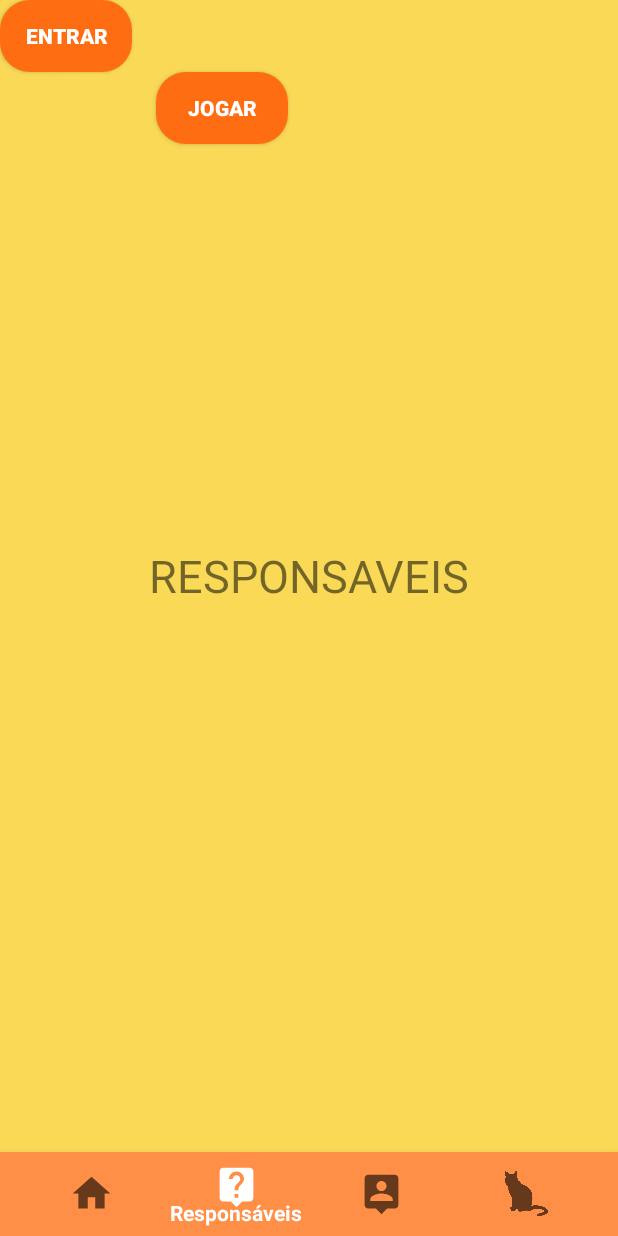
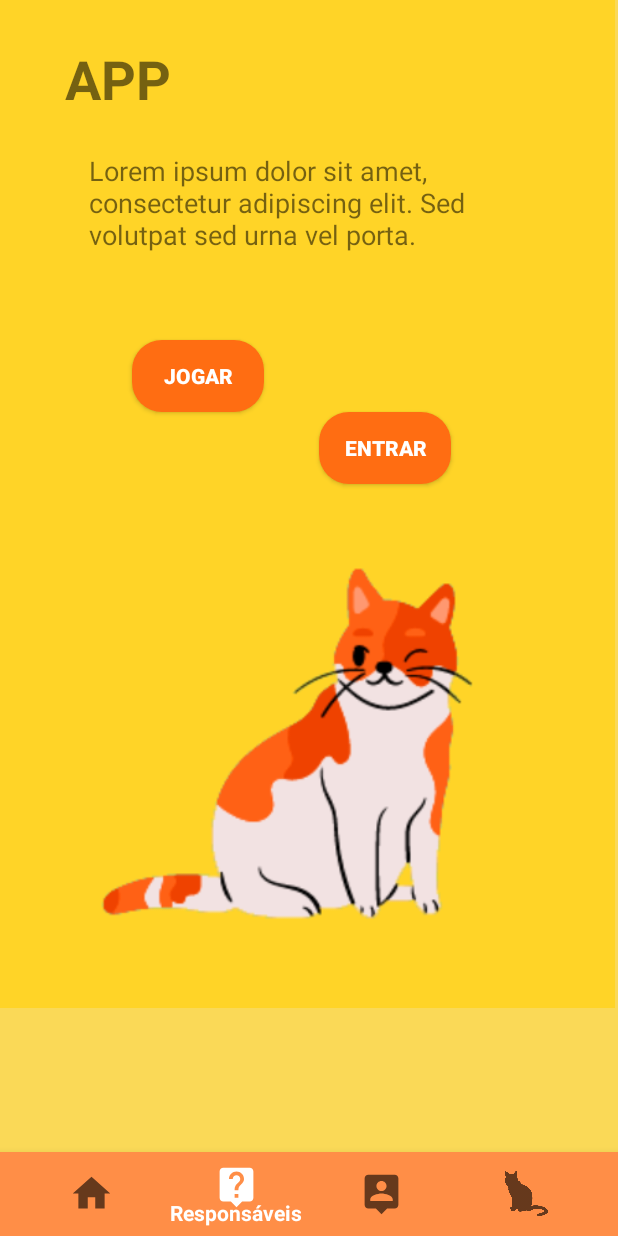
Before and after one commit to blackkseaw/SA_Android, an Android app: the screen it shows after launch (MainActivity), item 2 of the bottom bar chosen, on a phone screen of 412 x 824 dp. Run offline under Robolectric (Android 15) with nearby library versions, the phone set to English and light mode, and no system bars.

```diff
--- a/app/build.gradle
+++ b/app/build.gradle
@@ -34,22 +34,20 @@ dependencies {
 
     implementation platform('com.google.firebase:firebase-bom:28.4.2')
 
+    implementation 'androidx.appcompat:appcompat:1.0.2'
     implementation 'androidx.constraintlayout:constraintlayout:1.1.3'
-    implementation "androidx.constraintlayout:constraintlayout:2.0.0-beta4"
-    implementation "androidx.constraintlayout:constraintlayout:2.0.0-beta1"
+    testImplementation 'junit:junit:4.12'
+    androidTestImplementation 'androidx.test.ext:junit:1.1.1'
+    androidTestImplementation 'androidx.test.espresso:espresso-core:3.2.0'
     implementation 'androidx.multidex:multidex:2.0.1'
     implementation 'com.google.firebase:firebase-auth'
     implementation 'com.google.firebase:firebase-firestore'
-    implementation 'androidx.appcompat:appcompat:1.3.1'
-    implementation "androidx.constraintlayout:constraintlayout:2.1.1"
+    implementation 'com.google.android.material:material:1.4.0'
+    implementation 'androidx.navigation:navigation-fragment:2.3.5'
+    implementation 'androidx.navigation:navigation-ui:2.3.5'
+    implementation 'androidx.appcompat:appcompat:1.0.2'
     implementation 'androidx.annotation:annotation:1.2.0'
     implementation 'androidx.lifecycle:lifecycle-extensions:2.2.0'
     implementation 'androidx.legacy:legacy-support-v4:1.0.0'
-    testImplementation 'junit:junit:4.12'
-    implementation 'com.google.android.material:material:1.1.0'
-    androidTestImplementation 'androidx.test.ext:junit:1.1.3'
-    androidTestImplementation 'androidx.test.espresso:espresso-core:3.4.0'
-    implementation 'com.google.android.material:material:1.4.0'
-    implementation 'androidx.navigation:navigation-fragment:2.3.5'
-    implementation 'androidx.navigation:navigation-ui:2.3.5'
+
 }
--- a/app/src/main/res/layout/activity_main.xml
+++ b/app/src/main/res/layout/activity_main.xml
@@ -1,5 +1,5 @@
 <?xml version="1.0" encoding="utf-8"?>
-<RelativeLayout xmlns:android="http://schemas.android.com/apk/res/android"
+<androidx.constraintlayout.widget.ConstraintLayout xmlns:android="http://schemas.android.com/apk/res/android"
     xmlns:app="http://schemas.android.com/apk/res-auto"
     xmlns:tools="http://schemas.android.com/tools"
     android:layout_width="match_parent"
@@ -7,97 +7,14 @@
     android:background="#FFD427"
     tools:context=".MainActivity">
 
+
+
+
     <FrameLayout
         android:id="@+id/fragment_container"
         android:layout_width="match_parent"
         android:layout_height="match_parent"
         android:layout_above="@id/bottomNav">
-    <TextView
-        android:id="@+id/text"
-        android:layout_width="wrap_content"
-        android:layout_height="75dp"
-        android:layout_above="@+id/textView2"
-        android:layout_alignParentTop="true"
-        android:layout_alignParentEnd="true"
-        android:layout_marginTop="55dp"
-        android:layout_marginEnd="254dp"
-        android:layout_marginBottom="30dp"
-        android:text="APP"
-        android:textSize="36sp"
-        android:textStyle="bold"
-        app:layout_constraintEnd_toEndOf="parent"
-        app:layout_constraintHorizontal_bias="0.094"
-        app:layout_constraintStart_toStartOf="parent"
-        app:layout_constraintTop_toTopOf="parent" />
-
-    <TextView
-        android:id="@+id/textView2"
-        android:layout_width="311dp"
-        android:layout_height="77dp"
-        android:layout_above="@+id/buttongame"
-        android:layout_alignParentEnd="true"
-        android:layout_marginTop="20dp"
-        android:layout_marginEnd="39dp"
-        android:layout_marginBottom="-23dp"
-        android:text="Lorem ipsum dolor sit amet, consectetur adipiscing elit. Sed volutpat sed urna vel porta. "
-        android:textSize="18sp"
-        app:layout_constraintEnd_toEndOf="parent"
-        app:layout_constraintHorizontal_bias="0.43"
-        app:layout_constraintStart_toStartOf="parent"
-        app:layout_constraintTop_toBottomOf="@+id/text" />
-
-    <Button
-        android:id="@+id/buttongame"
-        android:layout_width="wrap_content"
-        android:layout_height="wrap_content"
-        android:layout_above="@+id/imageView2"
-        android:layout_marginStart="104dp"
-        android:layout_marginTop="48dp"
-        android:layout_marginBottom="38dp"
-        android:background="@drawable/orangebutton"
-        android:onClick="main2"
-        android:text="Jogar"
-        android:textColor="@android:color/white"
-        android:textSize="14sp"
-        android:textStyle="bold"
-        app:layout_constraintStart_toStartOf="parent"
-        app:layout_constraintTop_toBottomOf="@+id/textView2" />
-
-    <Button
-        android:id="@+id/buttonlogin"
-        android:layout_width="wrap_content"
-        android:layout_height="wrap_content"
-        android:layout_above="@+id/imageView2"
-        android:layout_alignParentEnd="true"
-        android:layout_marginEnd="109dp"
-        android:layout_marginBottom="18dp"
-        android:background="@drawable/orangebutton"
-        android:onClick="main3"
-        android:text="Entrar"
-        android:textColor="@android:color/white"
-        android:textSize="14sp"
-        android:textStyle="bold"
-        app:layout_constraintEnd_toEndOf="parent"
-        app:layout_constraintHorizontal_bias="0.305"
-        app:layout_constraintStart_toEndOf="@+id/buttongame"
-        app:layout_constraintTop_toBottomOf="@+id/buttongame" />
-
-    <ImageView
-        android:id="@+id/imageView2"
-        android:layout_width="270dp"
-        android:layout_height="245dp"
-        android:layout_above="@+id/bottomNav"
-        android:layout_alignParentStart="true"
-        android:layout_alignParentEnd="true"
-        android:layout_marginStart="58dp"
-        android:layout_marginTop="48dp"
-        android:layout_marginEnd="83dp"
-        android:layout_marginBottom="23dp"
-        app:layout_constraintEnd_toEndOf="parent"
-        app:layout_constraintHorizontal_bias="0.496"
-        app:layout_constraintStart_toStartOf="parent"
-        app:layout_constraintTop_toBottomOf="@+id/buttonlogin"
-        app:srcCompat="@drawable/sam" />
     </FrameLayout>
 
     <com.google.android.material.bottomnavigation.BottomNavigationView
@@ -113,4 +30,11 @@
         app:itemIconSize="30dp"
         app:layout_constraintBottom_toBottomOf="parent"
         app:menu="@menu/navigation" />
-</RelativeLayout>
+
+    <include
+        layout="@layout/index"
+        android:layout_width="410dp"
+        android:layout_height="672dp"
+        tools:layout_editor_absoluteX="1dp"
+        tools:layout_editor_absoluteY="0dp" />
+</androidx.constraintlayout.widget.ConstraintLayout>
--- a/app/src/main/res/layout/activity_main2.xml
+++ b/app/src/main/res/layout/activity_main2.xml
@@ -35,7 +35,7 @@
 
         <androidx.appcompat.widget.Toolbar
             android:id="@+id/myToolbar"
-            android:layout_width="77dp"
+            android:layout_width="353dp"
             android:layout_height="42dp"
             android:layout_marginStart="1dp"
             android:layout_marginTop="8dp"
--- /dev/null
+++ b/app/src/main/res/layout/index.xml
@@ -0,0 +1,92 @@
+<?xml version="1.0" encoding="utf-8"?>
+<androidx.constraintlayout.widget.ConstraintLayout
+    xmlns:android="http://schemas.android.com/apk/res/android"
+    xmlns:app="http://schemas.android.com/apk/res-auto"
+    xmlns:tools="http://schemas.android.com/tools"
+    android:layout_width="match_parent"
+    android:layout_height="match_parent"
+    android:background="@color/yellow">
+
+    <TextView
+        android:id="@+id/text"
+        android:layout_width="83dp"
+        android:layout_height="49dp"
+        android:layout_above="@+id/textView2"
+        android:layout_alignParentTop="true"
+        android:layout_alignParentEnd="true"
+        android:layout_marginTop="28dp"
+        android:layout_marginEnd="254dp"
+        android:text="APP"
+        android:textSize="36sp"
+        android:textStyle="bold"
+        app:layout_constraintEnd_toEndOf="parent"
+        app:layout_constraintHorizontal_bias="0.6"
+        app:layout_constraintStart_toStartOf="parent"
+        app:layout_constraintTop_toTopOf="parent" />
+
+    <TextView
+        android:id="@+id/textView2"
+        android:layout_width="311dp"
+        android:layout_height="77dp"
+        android:layout_above="@+id/buttongame"
+        android:layout_alignParentEnd="true"
+        android:layout_marginTop="24dp"
+        android:layout_marginEnd="39dp"
+        android:text="Lorem ipsum dolor sit amet, consectetur adipiscing elit. Sed volutpat sed urna vel porta. "
+        android:textSize="18sp"
+        app:layout_constraintEnd_toEndOf="parent"
+        app:layout_constraintHorizontal_bias="1.0"
+        app:layout_constraintStart_toStartOf="parent"
+        app:layout_constraintTop_toBottomOf="@+id/text" />
+
+    <Button
+        android:id="@+id/buttongame"
+        android:layout_width="wrap_content"
+        android:layout_height="wrap_content"
+        android:layout_above="@+id/imageView2"
+        android:layout_marginStart="88dp"
+        android:layout_marginTop="48dp"
+        android:background="@drawable/orangebutton"
+        android:onClick="main2"
+        android:text="Jogar"
+        android:textColor="@android:color/white"
+        android:textSize="14sp"
+        android:textStyle="bold"
+        app:layout_constraintStart_toStartOf="parent"
+        app:layout_constraintTop_toBottomOf="@+id/textView2" />
+
+    <Button
+        android:id="@+id/buttonlogin"
+        android:layout_width="wrap_content"
+        android:layout_height="wrap_content"
+        android:layout_above="@+id/imageView2"
+        android:layout_alignParentEnd="true"
+        android:layout_marginEnd="109dp"
+        android:background="@drawable/orangebutton"
+        android:onClick="main3"
+        android:text="Entrar"
+        android:textColor="@android:color/white"
+        android:textSize="14sp"
+        android:textStyle="bold"
+        app:layout_constraintEnd_toEndOf="parent"
+        app:layout_constraintHorizontal_bias="1.0"
+        app:layout_constraintStart_toEndOf="@+id/buttongame"
+        app:layout_constraintTop_toBottomOf="@+id/buttongame" />
+
+    <ImageView
+        android:id="@+id/imageView2"
+        android:layout_width="270dp"
+        android:layout_height="245dp"
+        android:layout_above="@+id/bottomNav"
+        android:layout_alignParentStart="true"
+        android:layout_alignParentEnd="true"
+        android:layout_marginStart="58dp"
+        android:layout_marginTop="48dp"
+        android:layout_marginEnd="83dp"
+        android:layout_marginBottom="23dp"
+        app:layout_constraintEnd_toEndOf="parent"
+        app:layout_constraintHorizontal_bias="0.496"
+        app:layout_constraintStart_toStartOf="parent"
+        app:layout_constraintTop_toBottomOf="@+id/buttonlogin"
+        app:srcCompat="@drawable/sam" />
+</androidx.constraintlayout.widget.ConstraintLayout>
```
